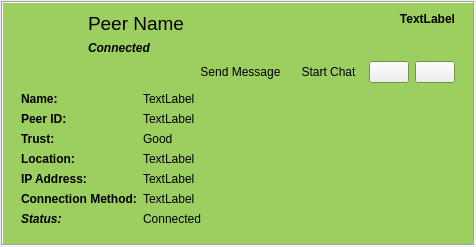
First picture: the form in retroshare-gui/src/gui/feeds/PeerItem.ui, repository RetroShare/RetroShare, before the edit.
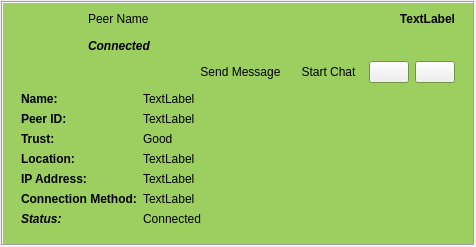
Second picture: the form after the edit. Icons and pictures are not drawn. Custom widgets are drawn as their Qt base class.

Commit message: Moved font size definitions from ui files to default qss. Added new base class StyledLabel to emulate the missing font-size by factor in qss.

```diff
--- a/retroshare-gui/src/gui/feeds/PeerItem.ui
+++ b/retroshare-gui/src/gui/feeds/PeerItem.ui
@@ -130,12 +130,7 @@
          <item row="0" column="1">
           <layout class="QGridLayout">
            <item row="0" column="0">
-            <widget class="QLabel" name="peerNameLabel">
-             <property name="font">
-              <font>
-               <pointsize>14</pointsize>
-              </font>
-             </property>
+            <widget class="StyledLabel" name="peerNameLabel">
              <property name="text">
               <string notr="true">Peer Name</string>
              </property>
@@ -542,6 +537,11 @@
    <header>gui/common/AvatarWidget.h</header>
    <container>1</container>
   </customwidget>
+  <customwidget>
+   <class>StyledLabel</class>
+   <extends>QLabel</extends>
+   <header>gui/common/StyledLabel.h</header>
+  </customwidget>
  </customwidgets>
  <resources>
   <include location="../images.qrc"/>
```
Left out of the diff: 2 changed lines with no effect on the pictures. The commit also changes 41 other files.
